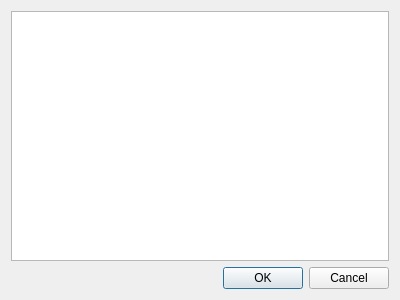
Before: the Qt Designer form device_pixmap.ui in uliss/patch_scene, drawn with Qt 5.
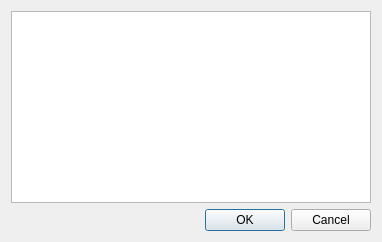
After: the same form once the commit is applied.

Commit message: device pixmap updates

The edit to the form file:
```diff
--- a/device_pixmap.ui
+++ b/device_pixmap.ui
@@ -2,16 +2,8 @@
 <ui version="4.0">
  <class>DevicePixmap</class>
  <widget class="QDialog" name="DevicePixmap">
-  <property name="geometry">
-   <rect>
-    <x>0</x>
-    <y>0</y>
-    <width>400</width>
-    <height>300</height>
-   </rect>
-  </property>
   <property name="sizePolicy">
-   <sizepolicy hsizetype="Preferred" vsizetype="Preferred">
+   <sizepolicy hsizetype="Fixed" vsizetype="Preferred">
     <horstretch>0</horstretch>
     <verstretch>0</verstretch>
    </sizepolicy>
@@ -22,9 +14,15 @@
   <layout class="QVBoxLayout" name="verticalLayout">
    <item>
     <widget class="QTableWidget" name="imageTable">
+     <property name="sizePolicy">
+      <sizepolicy hsizetype="Fixed" vsizetype="Expanding">
+       <horstretch>0</horstretch>
+       <verstretch>0</verstretch>
+      </sizepolicy>
+     </property>
      <property name="minimumSize">
       <size>
-       <width>300</width>
+       <width>360</width>
        <height>0</height>
       </size>
      </property>
```
The commit also changes 1 other file.
